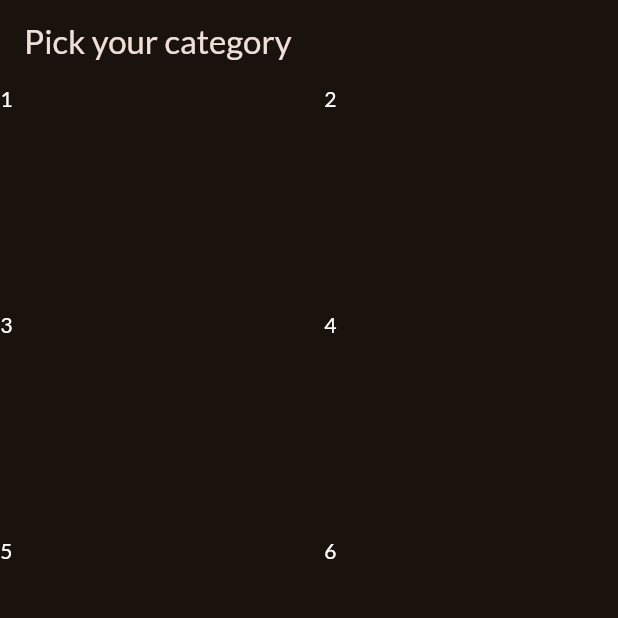
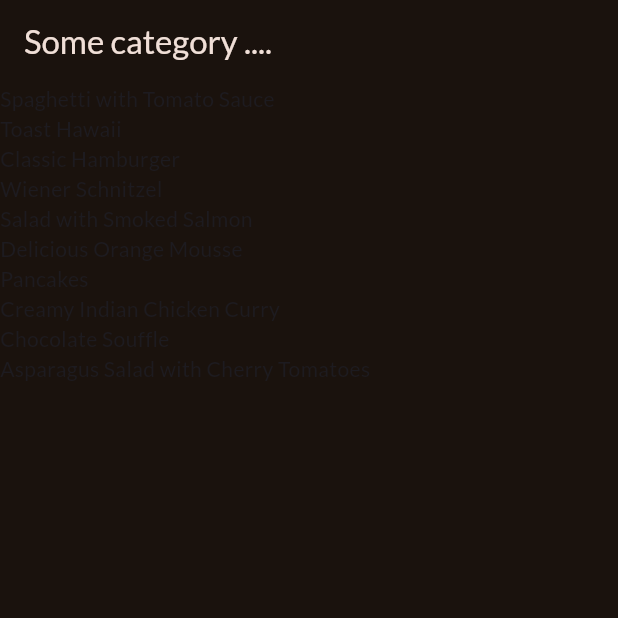
Before and after one commit to nelith-2002/Meals-Flutter-App, a Flutter app: the screen it shows after launch, on a phone screen of 412 x 824 dp, the top half of it. Run offline on Flutter 3.47's test engine with Material 3 defaults, Android fonts, the phone set to English and light mode, and no system bars; our stand-ins replace google_fonts.

Commit message:
feat: feat: implement meals app screens, models, and widgets

```diff
--- /dev/null
+++ b/lib/data/dummy_data.dart
@@ -0,0 +1,346 @@
+import 'package:flutter/material.dart';
+
+import 'package:meals_app/model/category.dart';
+import 'package:meals_app/model/meals.dart';
+
+// Constants in Dart should be written in lowerCamelcase.
+const availableCategories = [
+  Category(id: 'c1', title: 'Italian', color: Colors.purple),
+  Category(id: 'c2', title: 'Quick & Easy', color: Colors.red),
+  Category(id: 'c3', title: 'Hamburgers', color: Colors.orange),
+  Category(id: 'c4', title: 'German', color: Colors.amber),
+  Category(id: 'c5', title: 'Light & Lovely', color: Colors.blue),
+  Category(id: 'c6', title: 'Exotic', color: Colors.green),
+  Category(id: 'c7', title: 'Breakfast', color: Colors.lightBlue),
+  Category(id: 'c8', title: 'Asian', color: Colors.lightGreen),
+  Category(id: 'c9', title: 'French', color: Colors.pink),
+  Category(id: 'c10', title: 'Summer', color: Colors.teal),
+];
+
+const dummyMeals = [
+  Meal(
+    id: 'm1',
+    categories: ['c1', 'c2'],
+    title: 'Spaghetti with Tomato Sauce',
+    affordability: Affordability.affordable,
+    complexity: Complexity.simple,
+    imageUrl:
+        'https://upload.wikimedia.org/wikipedia/commons/thumb/2/20/Spaghetti_Bolognese_mit_Parmesan_oder_Grana_Padano.jpg/800px-Spaghetti_Bolognese_mit_Parmesan_oder_Grana_Padano.jpg',
+    duration: 20,
+    ingredients: [
+      '4 Tomatoes',
+      '1 Tablespoon of Olive Oil',
+      '1 Onion',
+      '250g Spaghetti',
+      'Spices',
+      'Cheese (optional)',
+    ],
+    steps: [
+      'Cut the tomatoes and the onion into small pieces.',
+      'Boil some water - add salt to it once it boils.',
+      'Put the spaghetti into the boiling water - they should be done in about 10 to 12 minutes.',
+      'In the meantime, heaten up some olive oil and add the cut onion.',
+      'After 2 minutes, add the tomato pieces, salt, pepper and your other spices.',
+      'The sauce will be done once the spaghetti are.',
+      'Feel free to add some cheese on top of the finished dish.',
+    ],
+    isGlutenFree: false,
+    isVegan: true,
+    isVegetarian: true,
+    isLactoseFree: true,
+  ),
+  Meal(
+    id: 'm2',
+    categories: ['c2'],
+    title: 'Toast Hawaii',
+    affordability: Affordability.affordable,
+    complexity: Complexity.simple,
+    imageUrl:
+        'https://cdn.pixabay.com/photo/2018/07/11/21/51/toast-3532016_1280.jpg',
+    duration: 10,
+    ingredients: [
+      '1 Slice White Bread',
+      '1 Slice Ham',
+      '1 Slice Pineapple',
+      '1-2 Slices of Cheese',
+      'Butter',
+    ],
+    steps: [
+      'Butter one side of the white bread',
+      'Layer ham, the pineapple and cheese on the white bread',
+      'Bake the toast for round about 10 minutes in the oven at 200°C',
+    ],
+    isGlutenFree: false,
+    isVegan: false,
+    isVegetarian: false,
+    isLactoseFree: false,
+  ),
+  Meal(
+    id: 'm3',
+    categories: ['c2', 'c3'],
+    title: 'Classic Hamburger',
+    affordability: Affordability.pricey,
+    complexity: Complexity.simple,
+    imageUrl:
+        'https://cdn.pixabay.com/photo/2014/10/23/18/05/burger-500054_1280.jpg',
+    duration: 45,
+    ingredients: [
+      '300g Cattle Hack',
+      '1 Tomato',
+      '1 Cucumber',
+      '1 Onion',
+      'Ketchup',
+      '2 Burger Buns',
+    ],
+    steps: [
+      'Form 2 patties',
+      'Fry the patties for c. 4 minutes on each side',
+      'Quickly fry the buns for c. 1 minute on each side',
+      'Bruch buns with ketchup',
+      'Serve burger with tomato, cucumber and onion',
+    ],
+    isGlutenFree: false,
+    isVegan: false,
+    isVegetarian: false,
+    isLactoseFree: true,
+  ),
+  Meal(
+    id: 'm4',
+    categories: ['c4'],
+    title: 'Wiener Schnitzel',
+    affordability: Affordability.luxurious,
+    complexity: Complexity.challenging,
+    imageUrl:
+        'https://cdn.pixabay.com/photo/2018/03/31/19/29/schnitzel-3279045_1280.jpg',
+    duration: 60,
+    ingredients: [
+      '8 Veal Cutlets',
+      '4 Eggs',
+      '200g Bread Crumbs',
+      '100g Flour',
+      '300ml Butter',
+      '100g Vegetable Oil',
+      'Salt',
+      'Lemon Slices',
+    ],
+    steps: [
+      'Tenderize the veal to about 2–4mm, and salt on both sides.',
+      'On a flat plate, stir the eggs briefly with a fork.',
+      'Lightly coat the cutlets in flour then dip into the egg, and finally, coat in breadcrumbs.',
+      'Heat the butter and oil in a large pan (allow the fat to get very hot) and fry the schnitzels until golden brown on both sides.',
+      'Make sure to toss the pan regularly so that the schnitzels are surrounded by oil and the crumbing becomes ‘fluffy’.',
+      'Remove, and drain on kitchen paper. Fry the parsley in the remaining oil and drain.',
+      'Place the schnitzels on awarmed plate and serve garnishedwith parsley and slices of lemon.',
+    ],
+    isGlutenFree: false,
+    isVegan: false,
+    isVegetarian: false,
+    isLactoseFree: false,
+  ),
+  Meal(
+    id: 'm5',
+    categories: [
+      'c2'
+          'c5',
+      'c10',
+    ],
+    title: 'Salad with Smoked Salmon',
+    affordability: Affordability.luxurious,
+    complexity: Complexity.simple,
+    imageUrl:
+        'https://cdn.pixabay.com/photo/2016/10/25/13/29/smoked-salmon-salad-1768890_1280.jpg',
+    duration: 15,
+    ingredients: [
+      'Arugula',
+      'Lamb\'s Lettuce',
+      'Parsley',
+      'Fennel',
+      '200g Smoked Salmon',
+      'Mustard',
+      'Balsamic Vinegar',
+      'Olive Oil',
+      'Salt and Pepper',
+    ],
+    steps: [
+      'Wash and cut salad and herbs',
+      'Dice the salmon',
+      'Process mustard, vinegar and olive oil into a dessing',
+      'Prepare the salad',
+      'Add salmon cubes and dressing',
+    ],
+    isGlutenFree: true,
+    isVegan: false,
+    isVegetarian: true,
+    isLactoseFree: true,
+  ),
+  Meal(
+    id: 'm6',
+    categories: ['c6', 'c10'],
+    title: 'Delicious Orange Mousse',
+    affordability: Affordability.affordable,
+    complexity: Complexity.hard,
+    imageUrl:
+        'https://cdn.pixabay.com/photo/2017/05/01/05/18/pastry-2274750_1280.jpg',
+    duration: 240,
+    ingredients: [
+      '4 Sheets of Gelatine',
+      '150ml Orange Juice',
+      '80g Sugar',
+      '300g Yoghurt',
+      '200g Cream',
+      'Orange Peel',
+    ],
+    steps: [
+      'Dissolve gelatine in pot',
+      'Add orange juice and sugar',
+      'Take pot off the stove',
+      'Add 2 tablespoons of yoghurt',
+      'Stir gelatin under remaining yoghurt',
+      'Cool everything down in the refrigerator',
+      'Whip the cream and lift it under die orange mass',
+      'Cool down again for at least 4 hours',
+      'Serve with orange peel',
+    ],
+    isGlutenFree: true,
+    isVegan: false,
+    isVegetarian: true,
+    isLactoseFree: false,
+  ),
+  Meal(
+    id: 'm7',
+    categories: ['c7'],
+    title: 'Pancakes',
+    affordability: Affordability.affordable,
+    complexity: Complexity.simple,
+    imageUrl:
+        'https://cdn.pixabay.com/photo/2018/07/10/21/23/pancake-3529653_1280.jpg',
+    duration: 20,
+    ingredients: [
+      '1 1/2 Cups all-purpose Flour',
+      '3 1/2 Teaspoons Baking Powder',
+      '1 Teaspoon Salt',
+      '1 Tablespoon White Sugar',
+      '1 1/4 cups Milk',
+      '1 Egg',
+      '3 Tablespoons Butter, melted',
+    ],
+    steps: [
+      'In a large bowl, sift together the flour, baking powder, salt and sugar.',
+      'Make a well in the center and pour in the milk, egg and melted butter; mix until smooth.',
+      'Heat a lightly oiled griddle or frying pan over medium high heat.',
+      'Pour or scoop the batter onto the griddle, using approximately 1/4 cup for each pancake. Brown on both sides and serve hot.',
+    ],
+    isGlutenFree: true,
+    isVegan: false,
+    isVegetarian: true,
+    isLactoseFree: false,
+  ),
+  Meal(
+    id: 'm8',
+    categories: ['c8'],
+    title: 'Creamy Indian Chicken Curry',
+    affordability: Affordability.pricey,
+    complexity: Complexity.challenging,
+    imageUrl:
+        'https://cdn.pixabay.com/photo/2018/06/18/16/05/indian-food-3482749_1280.jpg',
+    duration: 35,
+    ingredients: [
+      '4 Chicken Breasts',
+      '1 Onion',
+      '2 Cloves of Garlic',
+      '1 Piece of Ginger',
+      '4 Tablespoons Almonds',
+      '1 Teaspoon Cayenne Pepper',
+      '500ml Coconut Milk',
+    ],
+    steps: [
+      'Slice and fry the chicken breast',
+      'Process onion, garlic and ginger into paste and sauté everything',
+      'Add spices and stir fry',
+      'Add chicken breast + 250ml of water and cook everything for 10 minutes',
+      'Add coconut milk',
+      'Serve with rice',
+    ],
+    isGlutenFree: true,
+    isVegan: false,
+    isVegetarian: false,
+    isLactoseFree: true,
+  ),
+  Meal(
+    id: 'm9',
+    categories: ['c9'],
+    title: 'Chocolate Souffle',
+    affordability: Affordability.affordable,
+    complexity: Complexity.hard,
+    imageUrl:
+        'https://cdn.pixabay.com/photo/2014/08/07/21/07/souffle-412785_1280.jpg',
+    duration: 45,
+    ingredients: [
+      '1 Teaspoon melted Butter',
+      '2 Tablespoons white Sugar',
+      '2 Ounces 70% dark Chocolate, broken into pieces',
+      '1 Tablespoon Butter',
+      '1 Tablespoon all-purpose Flour',
+      '4 1/3 tablespoons cold Milk',
+      '1 Pinch Salt',
+      '1 Pinch Cayenne Pepper',
+      '1 Large Egg Yolk',
+      '2 Large Egg Whites',
+      '1 Pinch Cream of Tartar',
+      '1 Tablespoon white Sugar',
+    ],
+    steps: [
+      'Preheat oven to 190°C. Line a rimmed baking sheet with parchment paper.',
+      'Brush bottom and sides of 2 ramekins lightly with 1 teaspoon melted butter; cover bottom and sides right up to the rim.',
+      'Add 1 tablespoon white sugar to ramekins. Rotate ramekins until sugar coats all surfaces.',
+      'Place chocolate pieces in a metal mixing bowl.',
+      'Place bowl over a pan of about 3 cups hot water over low heat.',
+      'Melt 1 tablespoon butter in a skillet over medium heat. Sprinkle in flour. Whisk until flour is incorporated into butter and mixture thickens.',
+      'Whisk in cold milk until mixture becomes smooth and thickens. Transfer mixture to bowl with melted chocolate.',
+      'Add salt and cayenne pepper. Mix together thoroughly. Add egg yolk and mix to combine.',
+      'Leave bowl above the hot (not simmering) water to keep chocolate warm while you whip the egg whites.',
+      'Place 2 egg whites in a mixing bowl; add cream of tartar. Whisk until mixture begins to thicken and a drizzle from the whisk stays on the surface about 1 second before disappearing into the mix.',
+      'Add 1/3 of sugar and whisk in. Whisk in a bit more sugar about 15 seconds.',
+      'whisk in the rest of the sugar. Continue whisking until mixture is about as thick as shaving cream and holds soft peaks, 3 to 5 minutes.',
+      'Transfer a little less than half of egg whites to chocolate.',
+      'Mix until egg whites are thoroughly incorporated into the chocolate.',
+      'Add the rest of the egg whites; gently fold into the chocolate with a spatula, lifting from the bottom and folding over.',
+      'Stop mixing after the egg white disappears. Divide mixture between 2 prepared ramekins. Place ramekins on prepared baking sheet.',
+      'Bake in preheated oven until scuffles are puffed and have risen above the top of the rims, 12 to 15 minutes.',
+    ],
+    isGlutenFree: true,
+    isVegan: false,
+    isVegetarian: true,
+    isLactoseFree: false,
+  ),
+  Meal(
+    id: 'm10',
+    categories: ['c2', 'c5', 'c10'],
+    title: 'Asparagus Salad with Cherry Tomatoes',
+    affordability: Affordability.luxurious,
+    complexity: Complexity.simple,
+    imageUrl:
+        'https://cdn.pixabay.com/photo/2018/04/09/18/26/asparagus-3304997_1280.jpg',
+    duration: 30,
+    ingredients: [
+      'White and Green Asparagus',
+      '30g Pine Nuts',
+      '300g Cherry Tomatoes',
+      'Salad',
+      'Salt, Pepper and Olive Oil',
+    ],
+    steps: [
+      'Wash, peel and cut the asparagus',
+      'Cook in salted water',
+      'Salt and pepper the asparagus',
+      'Roast the pine nuts',
+      'Halve the tomatoes',
+      'Mix with asparagus, salad and dressing',
+      'Serve with Baguette',
+    ],
+    isGlutenFree: true,
+    isVegan: true,
+    isVegetarian: true,
+    isLactoseFree: true,
+  ),
+];
--- a/lib/main.dart
+++ b/lib/main.dart
@@ -1,7 +1,9 @@
 import 'package:flutter/material.dart';
 
 import 'package:google_fonts/google_fonts.dart';
-import 'package:meals_app/categories.dart';
+import 'package:meals_app/data/dummy_data.dart';
+import 'package:meals_app/screens/categories.dart';
+import 'package:meals_app/screens/meals.dart';
 
 final theme = ThemeData(
   useMaterial3: true,
@@ -21,6 +23,9 @@
 
   @override
   Widget build(BuildContext context) {
-    return MaterialApp(theme: theme, home: Categories());
+    return MaterialApp(
+      theme: theme,
+      home: MealsScreen(title: 'Some category ....', meals: dummyMeals),
+    );
   }
 }
--- /dev/null
+++ b/lib/model/meals.dart
@@ -0,0 +1,35 @@
+enum Complexity { simple, challenging, hard }
+
+enum Affordability { affordable, pricey, luxurious }
+
+class Meal {
+  const Meal({
+    required this.id,
+    required this.categories,
+    required this.title,
+    required this.imageUrl,
+    required this.ingredients,
+    required this.steps,
+    required this.duration,
+    required this.complexity,
+    required this.affordability,
+    required this.isGlutenFree,
+    required this.isLactoseFree,
+    required this.isVegan,
+    required this.isVegetarian,
+  });
+
+  final String id;
+  final List<String> categories;
+  final String title;
+  final String imageUrl;
+  final List<String> ingredients;
+  final List<String> steps;
+  final int duration;
+  final Complexity complexity;
+  final Affordability affordability;
+  final bool isGlutenFree;
+  final bool isLactoseFree;
+  final bool isVegan;
+  final bool isVegetarian;
+}
--- a/lib/categories.dart
+++ b/lib/screens/categories.dart
@@ -1,4 +1,7 @@
 import 'package:flutter/material.dart';
+import 'package:meals_app/data/dummy_data.dart';
+import 'package:meals_app/model/category.dart';
+import 'package:meals_app/widgets/category_grid_item.dart';
 
 class Categories extends StatelessWidget {
   const Categories({super.key});
@@ -8,6 +11,7 @@
     return Scaffold(
       appBar: AppBar(title: const Text('Pick your category')),
       body: GridView(
+        padding: const EdgeInsets.all(20),
         gridDelegate: SliverGridDelegateWithFixedCrossAxisCount(
           crossAxisCount: 2,
           childAspectRatio: 3 / 2,
@@ -15,12 +19,8 @@
           mainAxisSpacing: 20,
         ),
         children: [
-          Text('1', style: TextStyle(color: Colors.white)),
-          Text('2', style: TextStyle(color: Colors.white)),
-          Text('3', style: TextStyle(color: Colors.white)),
-          Text('4', style: TextStyle(color: Colors.white)),
-          Text('5', style: TextStyle(color: Colors.white)),
-          Text('6', style: TextStyle(color: Colors.white)),
+          for (final Category in availableCategories)
+            CategoryGridItem(category: Category),
         ],
       ),
     );
--- /dev/null
+++ b/lib/screens/meals.dart
@@ -0,0 +1,44 @@
+import 'package:flutter/material.dart';
+import 'package:meals_app/model/meals.dart';
+
+class MealsScreen extends StatelessWidget {
+  const MealsScreen({super.key, required this.title, required this.meals});
+
+  final String title;
+  final List<Meal> meals;
+
+  @override
+  Widget build(BuildContext context) {
+    Widget content = Center(
+      child: Column(
+        mainAxisSize: MainAxisSize.min,
+        children: [
+          Text(
+            'Uh oh...nothing here!',
+            style: Theme.of(context).textTheme.bodyLarge!.copyWith(
+              color: Theme.of(context).colorScheme.onSurface,
+            ),
+          ),
+          const SizedBox(height: 16),
+          Text(
+            'Try selecting a different category!',
+            style: Theme.of(context).textTheme.bodyLarge!.copyWith(
+              color: Theme.of(context).colorScheme.onSurface,
+            ),
+          ),
+        ],
+      ),
+    );
+    if (meals.isNotEmpty) {
+      content = ListView.builder(
+        itemCount: meals.length,
+        itemBuilder: (ctx, index) => Text(meals[index].title),
+      );
+    }
+
+    return Scaffold(
+      appBar: AppBar(title: Text(title)),
+      body: content,
+    );
+  }
+}
--- /dev/null
+++ b/lib/widgets/category_grid_item.dart
@@ -0,0 +1,37 @@
+import 'package:flutter/material.dart';
+import 'package:meals_app/model/category.dart';
+
+class CategoryGridItem extends StatelessWidget {
+  const CategoryGridItem({super.key, required this.category});
+
+  final Category category;
+
+  @override
+  Widget build(BuildContext context) {
+    return InkWell(
+      onTap: () {},
+      splashColor: Theme.of(context).primaryColor,
+      borderRadius: BorderRadius.circular(16),
+      child: Container(
+        padding: const EdgeInsets.all(16),
+        decoration: BoxDecoration(
+          borderRadius: BorderRadius.circular(16),
+          gradient: LinearGradient(
+            colors: [
+              category.color.withValues(alpha: 0.55),
+              category.color.withValues(alpha: 0.90),
+            ],
+            begin: Alignment.topLeft,
+            end: Alignment.bottomRight,
+          ),
+        ),
+        child: Text(
+          category.title,
+          style: Theme.of(context).textTheme.titleLarge!.copyWith(
+            color: Theme.of(context).colorScheme.onSurface,
+          ),
+        ),
+      ),
+    );
+  }
+}
```
